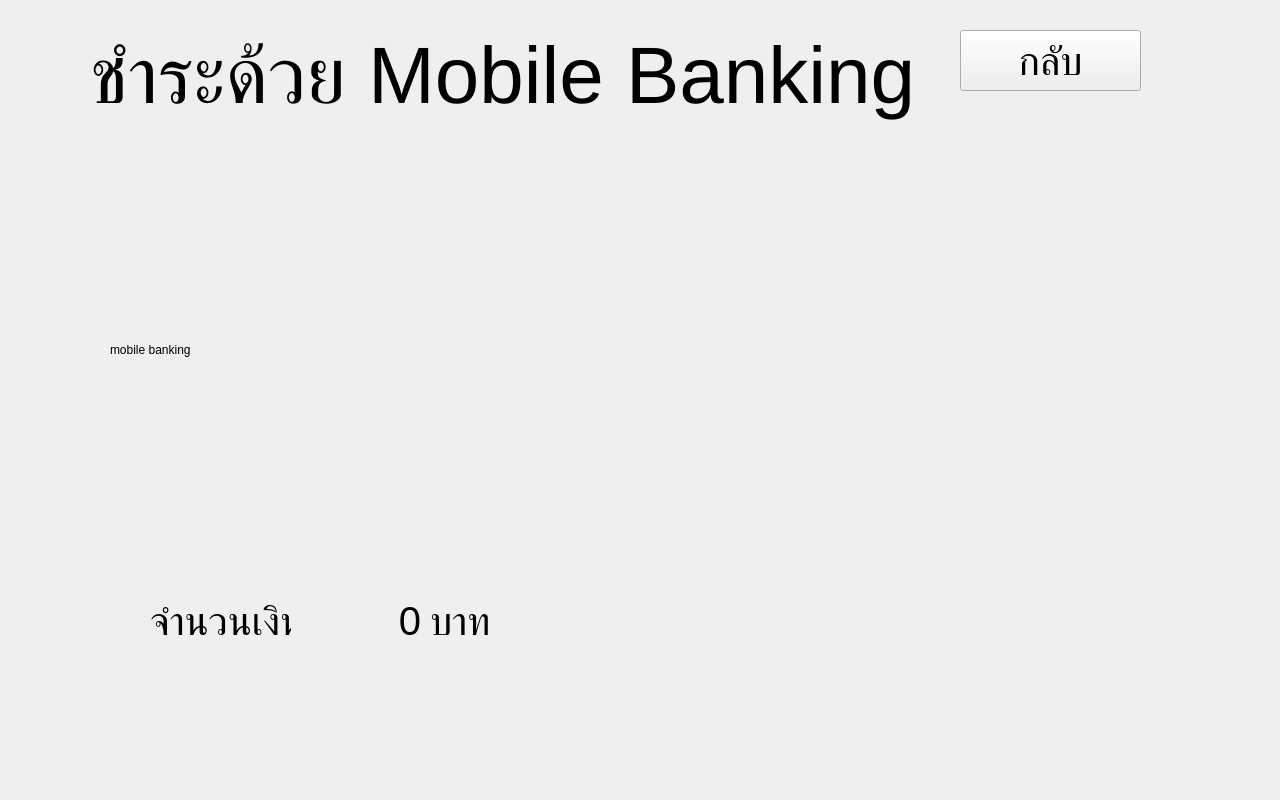
napassadol/rent_room_pyqt, file ui/mobile_banking.ui: the form before one commit.
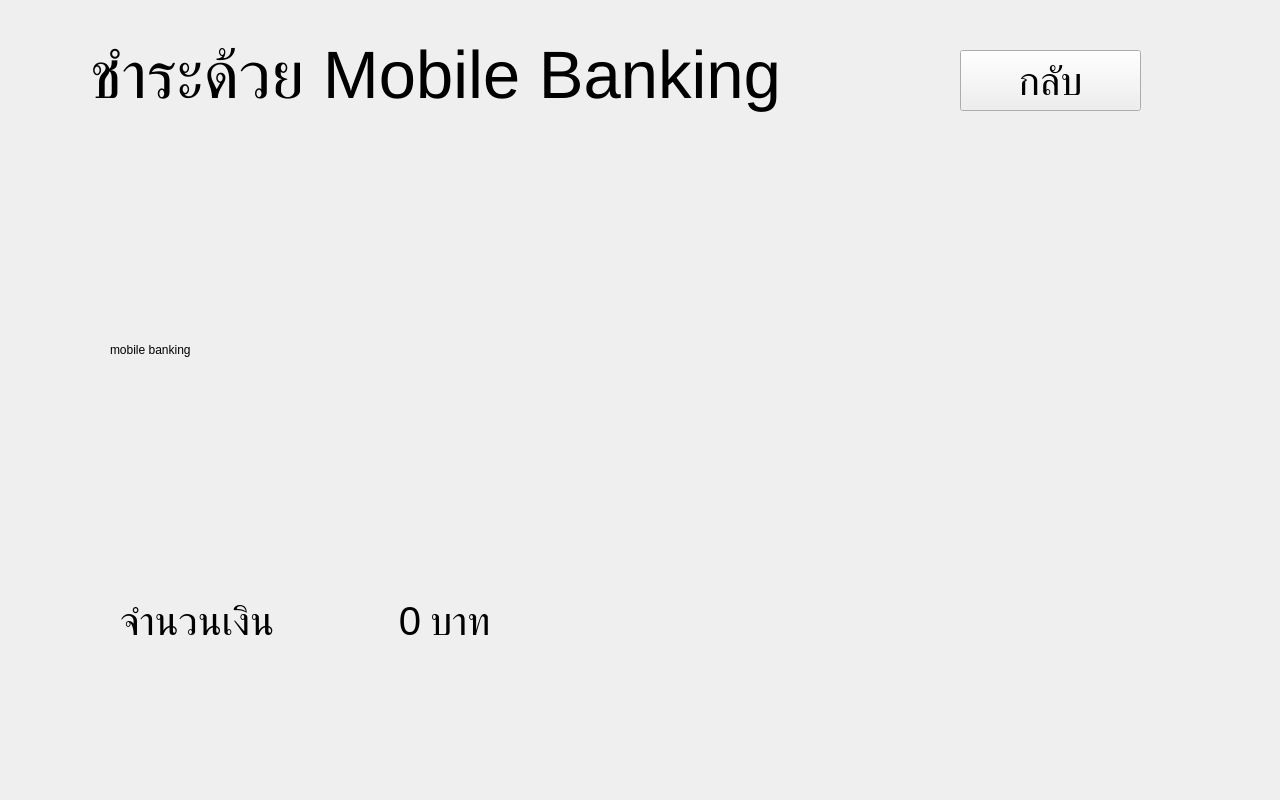
The form after the commit. Icons and pictures are not drawn.

Commit message: edit mobile banking

Diff of the .ui file:
```diff
--- a/ui/mobile_banking.ui
+++ b/ui/mobile_banking.ui
@@ -33,7 +33,7 @@
     </property>
     <property name="font">
      <font>
-      <pointsize>60</pointsize>
+      <pointsize>50</pointsize>
      </font>
     </property>
     <property name="text">
@@ -43,9 +43,9 @@
    <widget class="QLabel" name="label_2">
     <property name="geometry">
      <rect>
-      <x>150</x>
+      <x>120</x>
       <y>590</y>
-      <width>141</width>
+      <width>171</width>
       <height>61</height>
      </rect>
     </property>
@@ -83,7 +83,7 @@
     <property name="geometry">
      <rect>
       <x>960</x>
-      <y>30</y>
+      <y>50</y>
       <width>181</width>
       <height>61</height>
      </rect>
```
The commit also changes 1 other file.
